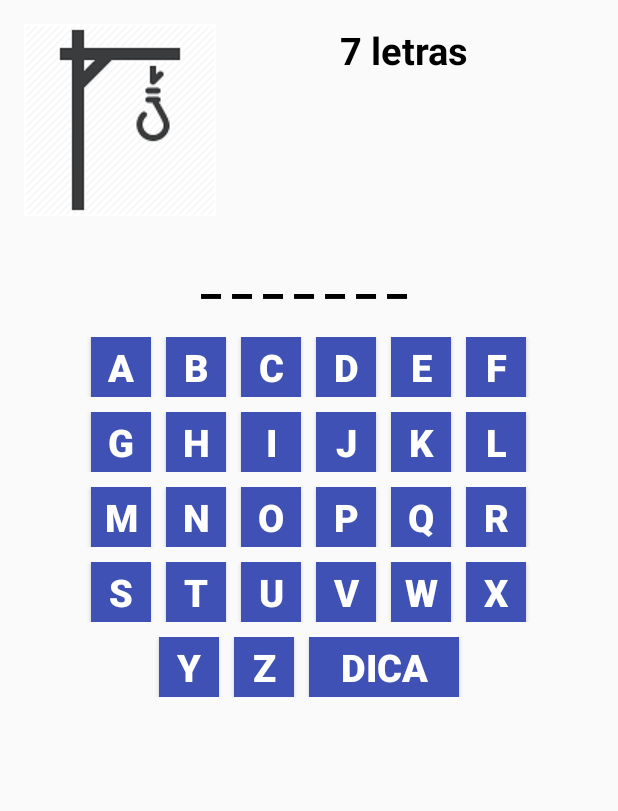
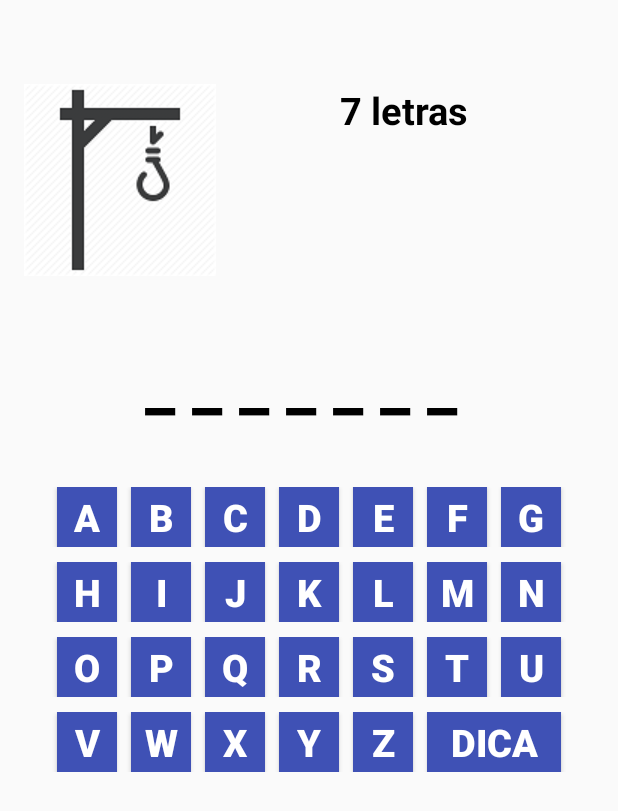
Before and after one commit to caiocosta1097/JogoDaForca, an Android app: the MainActivity screen opened directly, with no data from a screen before it, on a phone screen of 412 x 824 dp. Shown: the top 811 px of the screen. Run offline under Robolectric (Android 15) with nearby library versions, the phone set to English and light mode, and no system bars.

Commit message:
Versão final 3.0

```diff
--- a/app/src/main/res/layout/activity_main.xml
+++ b/app/src/main/res/layout/activity_main.xml
@@ -9,6 +9,7 @@
     <LinearLayout
         android:layout_width="match_parent"
         android:layout_height="wrap_content"
+        android:layout_marginTop="40dp"
         android:orientation="horizontal">
 
         <ImageView
@@ -48,17 +49,17 @@
     <TextView
         android:layout_width="match_parent"
         android:layout_height="wrap_content"
-        android:layout_marginTop="20dp"
+        android:layout_marginTop="40dp"
         android:textAlignment="center"
         android:textColor="#000"
         android:textStyle="bold"
-        android:textSize="30sp"
+        android:textSize="45sp"
         android:id="@+id/txtPalavra"/>
 
     <LinearLayout
         android:layout_width="match_parent"
         android:layout_height="wrap_content"
-        android:layout_marginTop="20dp"
+        android:layout_marginTop="40dp"
         android:orientation="horizontal"
         android:gravity="center">
 
@@ -76,7 +77,7 @@
         <Button
             android:layout_width="40dp"
             android:layout_height="40dp"
-            android:layout_marginLeft="10dp"
+            android:layout_marginLeft="9dp"
             android:textColor="#fff"
             android:background="@color/colorPrimary"
             android:textStyle="bold"
@@ -88,7 +89,7 @@
         <Button
             android:layout_width="40dp"
             android:layout_height="40dp"
-            android:layout_marginLeft="10dp"
+            android:layout_marginLeft="9dp"
             android:textColor="#fff"
             android:background="@color/colorPrimary"
             android:textStyle="bold"
@@ -100,7 +101,7 @@
         <Button
             android:layout_width="40dp"
             android:layout_height="40dp"
-            android:layout_marginLeft="10dp"
+            android:layout_marginLeft="9dp"
             android:textColor="#fff"
             android:background="@color/colorPrimary"
             android:textStyle="bold"
@@ -112,7 +113,7 @@
         <Button
             android:layout_width="40dp"
             android:layout_height="40dp"
-            android:layout_marginLeft="10dp"
+            android:layout_marginLeft="9dp"
             android:textColor="#fff"
             android:background="@color/colorPrimary"
             android:textStyle="bold"
@@ -124,13 +125,25 @@
         <Button
             android:layout_width="40dp"
             android:layout_height="40dp"
-            android:layout_marginLeft="10dp"
+            android:layout_marginLeft="9dp"
             android:textColor="#fff"
             android:background="@color/colorPrimary"
             android:textStyle="bold"
             android:textSize="25sp"
             android:text="F"
             android:id="@+id/btnF"
+            android:onClick="VerificarLetra"/>
+
+        <Button
+            android:layout_width="40dp"
+            android:layout_height="40dp"
+            android:layout_marginLeft="9dp"
+            android:textColor="#fff"
+            android:background="@color/colorPrimary"
+            android:textStyle="bold"
+            android:textSize="25sp"
+            android:text="G"
+            android:id="@+id/btnG"
             android:onClick="VerificarLetra"/>
 
     </LinearLayout>
@@ -142,21 +155,10 @@
         android:orientation="horizontal"
         android:gravity="center">
 
-        <Button
-            android:layout_width="40dp"
-            android:layout_height="40dp"
-            android:textColor="#fff"
-            android:background="@color/colorPrimary"
-            android:textStyle="bold"
-            android:textSize="25sp"
-            android:text="G"
-            android:id="@+id/btnG"
-            android:onClick="VerificarLetra"/>
 
         <Button
             android:layout_width="40dp"
             android:layout_height="40dp"
-            android:layout_marginLeft="10dp"
             android:textColor="#fff"
             android:background="@color/colorPrimary"
             android:textStyle="bold"
@@ -168,7 +170,7 @@
         <Button
             android:layout_width="40dp"
             android:layout_height="40dp"
-            android:layout_marginLeft="10dp"
+            android:layout_marginLeft="9dp"
             android:textColor="#fff"
             android:background="@color/colorPrimary"
             android:textStyle="bold"
@@ -180,7 +182,7 @@
         <Button
             android:layout_width="40dp"
             android:layout_height="40dp"
-            android:layout_marginLeft="10dp"
+            android:layout_marginLeft="9dp"
             android:textColor="#fff"
             android:background="@color/colorPrimary"
             android:textStyle="bold"
@@ -192,7 +194,7 @@
         <Button
             android:layout_width="40dp"
             android:layout_height="40dp"
-            android:layout_marginLeft="10dp"
+            android:layout_marginLeft="9dp"
             android:textColor="#fff"
             android:background="@color/colorPrimary"
             android:textStyle="bold"
@@ -204,13 +206,37 @@
         <Button
             android:layout_width="40dp"
             android:layout_height="40dp"
-            android:layout_marginLeft="10dp"
+            android:layout_marginLeft="9dp"
             android:textColor="#fff"
             android:background="@color/colorPrimary"
             android:textStyle="bold"
             android:textSize="25sp"
             android:text="L"
             android:id="@+id/btnL"
+            android:onClick="VerificarLetra"/>
+
+        <Button
+            android:layout_width="40dp"
+            android:layout_height="40dp"
+            android:layout_marginLeft="9dp"
+            android:textColor="#fff"
+            android:background="@color/colorPrimary"
+            android:textStyle="bold"
+            android:textSize="25sp"
+            android:text="M"
+            android:id="@+id/btnM"
+            android:onClick="VerificarLetra"/>
+
+        <Button
+            android:layout_width="40dp"
+            android:layout_height="40dp"
+            android:layout_marginLeft="9dp"
+            android:textColor="#fff"
+            android:background="@color/colorPrimary"
+            android:textStyle="bold"
+            android:textSize="25sp"
+            android:text="N"
+            android:id="@+id/btnN"
             android:onClick="VerificarLetra"/>
 
     </LinearLayout>
@@ -222,33 +248,10 @@
         android:orientation="horizontal"
         android:gravity="center">
 
-        <Button
-            android:layout_width="40dp"
-            android:layout_height="40dp"
-            android:textColor="#fff"
-            android:background="@color/colorPrimary"
-            android:textStyle="bold"
-            android:textSize="25sp"
-            android:text="M"
-            android:id="@+id/btnM"
-            android:onClick="VerificarLetra"/>
 
         <Button
             android:layout_width="40dp"
             android:layout_height="40dp"
-            android:layout_marginLeft="10dp"
-            android:textColor="#fff"
-            android:background="@color/colorPrimary"
-            android:textStyle="bold"
-            android:textSize="25sp"
-            android:text="N"
-            android:id="@+id/btnN"
-            android:onClick="VerificarLetra"/>
-
-        <Button
-            android:layout_width="40dp"
-            android:layout_height="40dp"
-            android:layout_marginLeft="10dp"
             android:textColor="#fff"
             android:background="@color/colorPrimary"
             android:textStyle="bold"
@@ -260,7 +263,7 @@
         <Button
             android:layout_width="40dp"
             android:layout_height="40dp"
-            android:layout_marginLeft="10dp"
+            android:layout_marginLeft="9dp"
             android:textColor="#fff"
             android:background="@color/colorPrimary"
             android:textStyle="bold"
@@ -272,7 +275,7 @@
         <Button
             android:layout_width="40dp"
             android:layout_height="40dp"
-            android:layout_marginLeft="10dp"
+            android:layout_marginLeft="9dp"
             android:textColor="#fff"
             android:background="@color/colorPrimary"
             android:textStyle="bold"
@@ -284,13 +287,49 @@
         <Button
             android:layout_width="40dp"
             android:layout_height="40dp"
-            android:layout_marginLeft="10dp"
+            android:layout_marginLeft="9dp"
             android:textColor="#fff"
             android:background="@color/colorPrimary"
             android:textStyle="bold"
             android:textSize="25sp"
             android:text="R"
             android:id="@+id/btnR"
+            android:onClick="VerificarLetra"/>
+
+        <Button
+            android:layout_width="40dp"
+            android:layout_height="40dp"
+            android:layout_marginLeft="9dp"
+            android:textColor="#fff"
+            android:background="@color/colorPrimary"
+            android:textStyle="bold"
+            android:textSize="25sp"
+            android:text="S"
+            android:id="@+id/btnS"
+            android:onClick="VerificarLetra"/>
+
+        <Button
+            android:layout_width="40dp"
+            android:layout_height="40dp"
+            android:layout_marginLeft="9dp"
+            android:textColor="#fff"
+            android:background="@color/colorPrimary"
+            android:textStyle="bold"
+            android:textSize="25sp"
+            android:text="T"
+            android:id="@+id/btnT"
+            android:onClick="VerificarLetra"/>
+
+        <Button
+            android:layout_width="40dp"
+            android:layout_height="40dp"
+            android:layout_marginLeft="9dp"
+            android:textColor="#fff"
+            android:background="@color/colorPrimary"
+            android:textStyle="bold"
+            android:textSize="25sp"
+            android:text="U"
+            android:id="@+id/btnU"
             android:onClick="VerificarLetra"/>
 
     </LinearLayout>
@@ -302,45 +341,11 @@
         android:orientation="horizontal"
         android:gravity="center">
 
-        <Button
-            android:layout_width="40dp"
-            android:layout_height="40dp"
-            android:textColor="#fff"
-            android:background="@color/colorPrimary"
-            android:textStyle="bold"
-            android:textSize="25sp"
-            android:text="S"
-            android:id="@+id/btnS"
-            android:onClick="VerificarLetra"/>
+
 
         <Button
             android:layout_width="40dp"
             android:layout_height="40dp"
-            android:layout_marginLeft="10dp"
-            android:textColor="#fff"
-            android:background="@color/colorPrimary"
-            android:textStyle="bold"
-            android:textSize="25sp"
-            android:text="T"
-            android:id="@+id/btnT"
-            android:onClick="VerificarLetra"/>
-
-        <Button
-            android:layout_width="40dp"
-            android:layout_height="40dp"
-            android:layout_marginLeft="10dp"
-            android:textColor="#fff"
-            android:background="@color/colorPrimary"
-            android:textStyle="bold"
-            android:textSize="25sp"
-            android:text="U"
-            android:id="@+id/btnU"
-            android:onClick="VerificarLetra"/>
-
-        <Button
-            android:layout_width="40dp"
-            android:layout_height="40dp"
-            android:layout_marginLeft="10dp"
             android:textColor="#fff"
             android:background="@color/colorPrimary"
             android:textStyle="bold"
@@ -352,7 +357,7 @@
         <Button
             android:layout_width="40dp"
             android:layout_height="40dp"
-            android:layout_marginLeft="10dp"
+            android:layout_marginLeft="9dp"
             android:textColor="#fff"
             android:background="@color/colorPrimary"
             android:textStyle="bold"
@@ -364,7 +369,7 @@
         <Button
             android:layout_width="40dp"
             android:layout_height="40dp"
-            android:layout_marginLeft="10dp"
+            android:layout_marginLeft="9dp"
             android:textColor="#fff"
             android:background="@color/colorPrimary"
             android:textStyle="bold"
@@ -373,18 +378,10 @@
             android:id="@+id/btnX"
             android:onClick="VerificarLetra"/>
 
-    </LinearLayout>
-
-    <LinearLayout
-        android:layout_width="match_parent"
-        android:layout_height="wrap_content"
-        android:layout_marginTop="10dp"
-        android:orientation="horizontal"
-        android:gravity="center">
-
         <Button
             android:layout_width="40dp"
             android:layout_height="40dp"
+            android:layout_marginLeft="9dp"
             android:textColor="#fff"
             android:background="@color/colorPrimary"
             android:textStyle="bold"
@@ -396,7 +393,7 @@
         <Button
             android:layout_width="40dp"
             android:layout_height="40dp"
-            android:layout_marginLeft="10dp"
+            android:layout_marginLeft="9dp"
             android:textColor="#fff"
             android:background="@color/colorPrimary"
             android:textStyle="bold"
@@ -406,9 +403,9 @@
             android:onClick="VerificarLetra"/>
 
         <Button
-            android:layout_width="100dp"
+            android:layout_width="89dp"
             android:layout_height="40dp"
-            android:layout_marginLeft="10dp"
+            android:layout_marginLeft="9dp"
             android:textColor="#fff"
             android:background="@color/colorPrimary"
             android:textStyle="bold"
```
